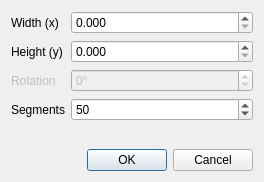
Qt form geometry_shapes_dialog_base.ui (pvandegeer/GeometryShapes) before a commit.
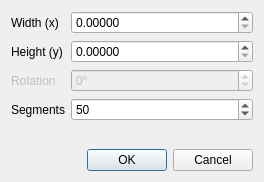
The same form after that commit.

Commit message: allow for smaller geometries of 0.00001 width and height

The edit to the form file:
```diff
--- a/geometry_shapes_dialog_base.ui
+++ b/geometry_shapes_dialog_base.ui
@@ -71,7 +71,7 @@
         </sizepolicy>
        </property>
        <property name="decimals">
-        <number>3</number>
+        <number>5</number>
        </property>
        <property name="maximum">
         <double>1000000.000000000000000</double>
@@ -87,7 +87,7 @@
         </sizepolicy>
        </property>
        <property name="decimals">
-        <number>3</number>
+        <number>5</number>
        </property>
        <property name="maximum">
         <double>1000000.000000000000000</double>
```
The commit also changes 1 other file.
